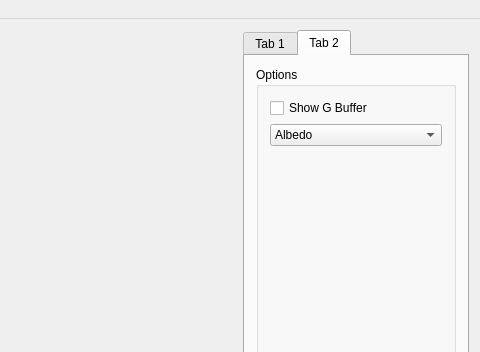
Old version of the form main_window.ui in the repository AdriaL-FIB/PBR-Renderer; both pictures show x 370 to 850 and y 0 to 352 of the 850 by 640 pixel window.
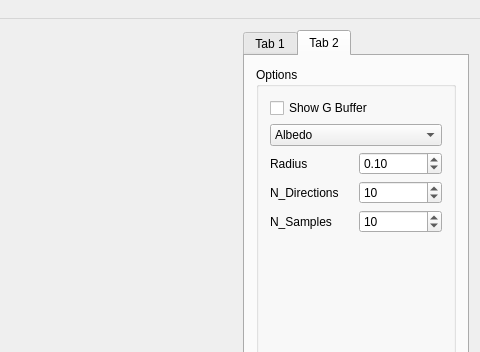
New version of the form. Custom widgets are drawn as their Qt base class.

Diff of the .ui file:
```diff
--- a/main_window.ui
+++ b/main_window.ui
@@ -403,6 +403,63 @@
                </item>
               </widget>
              </item>
+             <item>
+              <layout class="QHBoxLayout" name="horizontalLayout_5">
+               <item>
+                <widget class="QLabel" name="label_6">
+                 <property name="text">
+                  <string>Radius</string>
+                 </property>
+                </widget>
+               </item>
+               <item>
+                <widget class="QDoubleSpinBox" name="doubleSpinBox">
+                 <property name="stepType">
+                  <enum>QAbstractSpinBox::AdaptiveDecimalStepType</enum>
+                 </property>
+                 <property name="value">
+                  <double>0.100000000000000</double>
+                 </property>
+                </widget>
+               </item>
+              </layout>
+             </item>
+             <item>
+              <layout class="QHBoxLayout" name="horizontalLayout_7">
+               <item>
+                <widget class="QLabel" name="label_8">
+                 <property name="text">
+                  <string>N_Directions</string>
+                 </property>
+                </widget>
+               </item>
+               <item>
+                <widget class="QSpinBox" name="spinBox_2">
+                 <property name="value">
+                  <number>10</number>
+                 </property>
+                </widget>
+               </item>
+              </layout>
+             </item>
+             <item>
+              <layout class="QHBoxLayout" name="horizontalLayout_6">
+               <item>
+                <widget class="QLabel" name="label_7">
+                 <property name="text">
+                  <string>N_Samples</string>
+                 </property>
+                </widget>
+               </item>
+               <item>
+                <widget class="QSpinBox" name="spinBox">
+                 <property name="value">
+                  <number>10</number>
+                 </property>
+                </widget>
+               </item>
+              </layout>
+             </item>
              <item>
               <spacer name="verticalSpacer">
                <property name="orientation">
```
Left out of the diff: 51 changed lines with no effect on the pictures.
